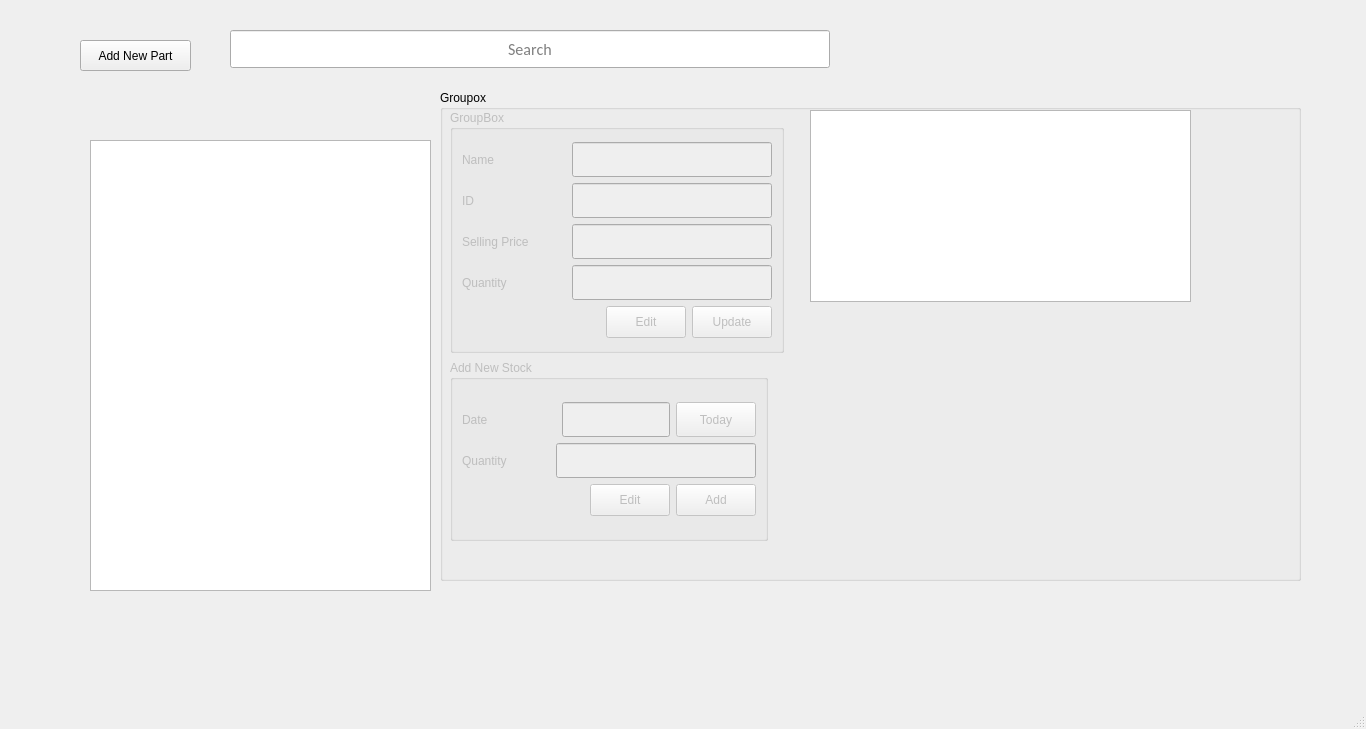
RajivSah/Project, file partstore.ui: the form before one commit.
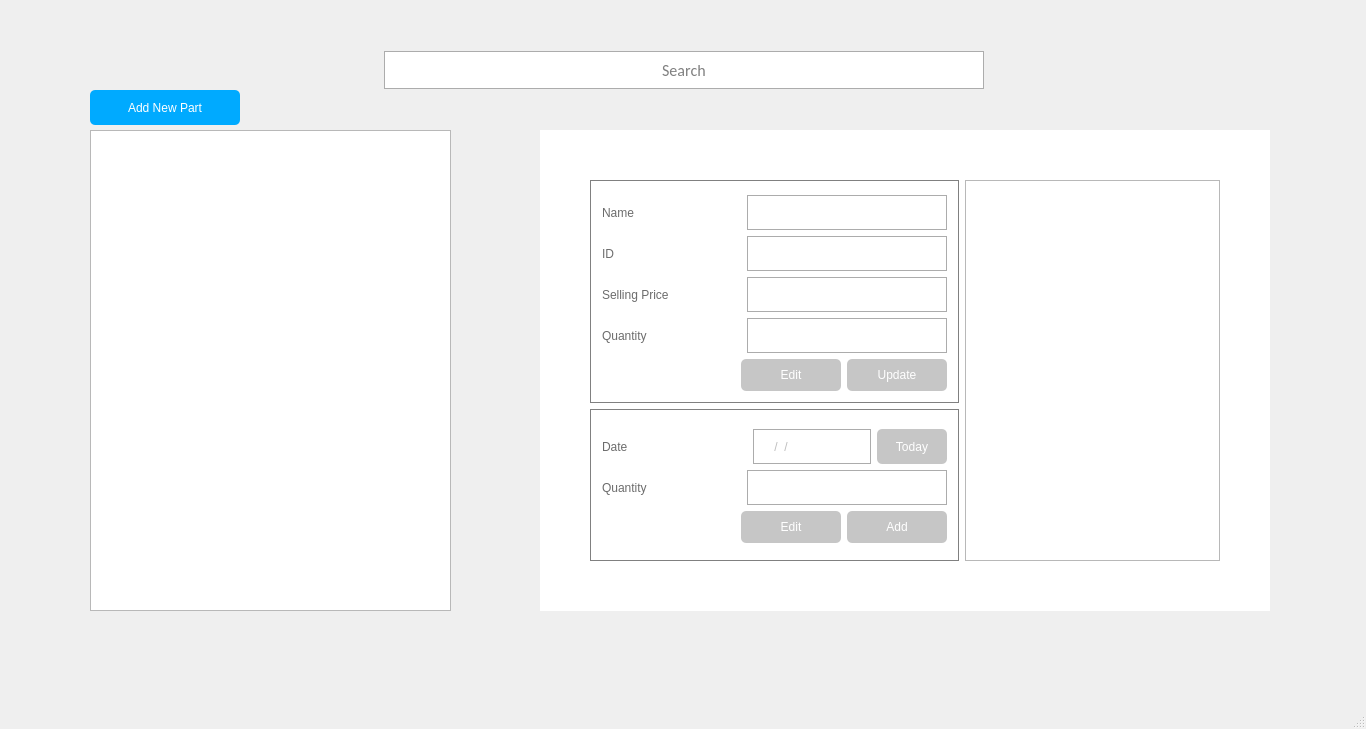
The form after the commit.

Commit message: completed partstore and partstock

Patch:
```diff
--- a/partstore.ui
+++ b/partstore.ui
@@ -13,217 +13,98 @@
   <property name="windowTitle">
    <string>MainWindow</string>
   </property>
+  <property name="styleSheet">
+   <string notr="true">#centralwidget {
+font: 75 14pt &quot;Calibri&quot;;
+    
+}
+QGroupBox
+{
+ background-color: rgb(255, 255, 255);
+ 
+}
+QLabel
+{
+ font: 75 italic 14pt &quot;Calibri&quot;;
+color: rgb(108, 108, 108);
+padding-bottom: 0;
+
+}
+QLineEdit
+{
+font: 12pt &quot;Calibri&quot;;
+border: 1px solid;
+border-color: rgb(172, 172, 172);
+padding: 5px;
+
+}
+QLineEdit:focus
+{
+border-color:rgb(85, 170, 255);
+border-width:1px;
+border-style:solid;
+}
+
+</string>
+  </property>
   <widget class="QWidget" name="centralwidget">
    <widget class="QGroupBox" name="groupBox_2">
     <property name="geometry">
      <rect>
-      <x>440</x>
-      <y>90</y>
-      <width>861</width>
-      <height>491</height>
+      <x>540</x>
+      <y>130</y>
+      <width>730</width>
+      <height>481</height>
      </rect>
     </property>
+    <property name="styleSheet">
+     <string notr="true">QGroupBox#groupBox_2
+{
+border:none;
+padding: 41;
+}</string>
+    </property>
     <property name="title">
-     <string>Groupox</string>
+     <string/>
     </property>
     <widget class="QTableView" name="tableView_Detail">
      <property name="geometry">
       <rect>
-       <x>370</x>
-       <y>20</y>
-       <width>381</width>
-       <height>192</height>
+       <x>425</x>
+       <y>50</y>
+       <width>255</width>
+       <height>381</height>
       </rect>
      </property>
     </widget>
-    <widget class="QGroupBox" name="groupBox">
-     <property name="enabled">
-      <bool>false</bool>
-     </property>
+    <widget class="QWidget" name="">
      <property name="geometry">
       <rect>
-       <x>10</x>
-       <y>270</y>
-       <width>318</width>
-       <height>181</height>
+       <x>50</x>
+       <y>50</y>
+       <width>369</width>
+       <height>381</height>
       </rect>
      </property>
-     <property name="title">
-      <string>Add New Stock </string>
-     </property>
-     <layout class="QGridLayout" name="gridLayout_2">
-      <item row="0" column="0">
-       <layout class="QVBoxLayout" name="verticalLayout">
+     <layout class="QVBoxLayout" name="verticalLayout_3">
         <item>
-         <layout class="QHBoxLayout" name="horizontalLayout_5">
-          <item>
-           <widget class="QLabel" name="label_5">
-            <property name="text">
-             <string>Date</string>
-            </property>
-           </widget>
-          </item>
-          <item>
-           <spacer name="horizontalSpacer_5">
-            <property name="orientation">
-             <enum>Qt::Horizontal</enum>
-            </property>
-            <property name="sizeHint" stdset="0">
-             <size>
-              <width>40</width>
-              <height>20</height>
-             </size>
-            </property>
-           </spacer>
-          </item>
-          <item>
-           <widget class="QLineEdit" name="lineEdit_date">
-            <property name="enabled">
-             <bool>false</bool>
-            </property>
-            <property name="minimumSize">
-             <size>
-              <width>0</width>
-              <height>35</height>
-             </size>
-            </property>
-           </widget>
-          </item>
-          <item>
-           <widget class="QPushButton" name="pushButton_2">
-            <property name="enabled">
-             <bool>false</bool>
-            </property>
-            <property name="minimumSize">
-             <size>
-              <width>0</width>
-              <height>35</height>
-             </size>
-            </property>
-            <property name="sizeIncrement">
-             <size>
-              <width>0</width>
-              <height>35</height>
-             </size>
-            </property>
-            <property name="text">
-             <string>Today</string>
-            </property>
-           </widget>
-          </item>
-         </layout>
-        </item>
-        <item>
-         <layout class="QHBoxLayout" name="horizontalLayout_6">
-          <item>
-           <widget class="QLabel" name="label_6">
-            <property name="text">
-             <string>Quantity</string>
-            </property>
-           </widget>
-          </item>
-          <item>
-           <spacer name="horizontalSpacer_6">
-            <property name="orientation">
-             <enum>Qt::Horizontal</enum>
-            </property>
-            <property name="sizeHint" stdset="0">
-             <size>
-              <width>40</width>
-              <height>20</height>
-             </size>
-            </property>
-           </spacer>
-          </item>
-          <item>
-           <widget class="QLineEdit" name="lineEdit_newQuantity">
-            <property name="enabled">
-             <bool>false</bool>
-            </property>
-            <property name="minimumSize">
-             <size>
-              <width>200</width>
-              <height>35</height>
-             </size>
-            </property>
-           </widget>
-          </item>
-         </layout>
-        </item>
-        <item>
-         <layout class="QHBoxLayout" name="horizontalLayout_7">
-          <item>
-           <spacer name="horizontalSpacer_7">
-            <property name="orientation">
-             <enum>Qt::Horizontal</enum>
-            </property>
-            <property name="sizeHint" stdset="0">
-             <size>
-              <width>40</width>
-              <height>20</height>
-             </size>
-            </property>
-           </spacer>
-          </item>
-          <item>
-           <widget class="QPushButton" name="pushButton_newEdit">
-            <property name="enabled">
-             <bool>false</bool>
-            </property>
-            <property name="minimumSize">
-             <size>
-              <width>0</width>
-              <height>32</height>
-             </size>
-            </property>
-            <property name="text">
-             <string>Edit</string>
-            </property>
-           </widget>
-          </item>
-          <item>
-           <widget class="QPushButton" name="pushButton_add">
-            <property name="enabled">
-             <bool>false</bool>
-            </property>
-            <property name="minimumSize">
-             <size>
-              <width>0</width>
-              <height>32</height>
-             </size>
-            </property>
-            <property name="text">
-             <string>Add</string>
-            </property>
-           </widget>
-          </item>
-         </layout>
-        </item>
-       </layout>
-      </item>
-     </layout>
-    </widget>
     <widget class="QGroupBox" name="groupBox_partStore">
      <property name="enabled">
       <bool>false</bool>
      </property>
-     <property name="geometry">
-      <rect>
-       <x>10</x>
-       <y>20</y>
-       <width>334</width>
-       <height>243</height>
-      </rect>
+        <property name="styleSheet">
+         <string notr="true">QGroupBox
+{
+border:1px solid gray;
+}</string>
      </property>
      <property name="title">
-      <string>GroupBox</string>
-     </property>
-     <layout class="QGridLayout" name="gridLayout_3">
-      <item row="0" column="0">
-       <layout class="QVBoxLayout" name="verticalLayout_2">
-        <item>
+         <string/>
+        </property>
          <layout class="QGridLayout" name="gridLayout">
           <item row="0" column="0">
+          <layout class="QVBoxLayout" name="verticalLayout_2">
+           <item>
            <layout class="QHBoxLayout" name="horizontalLayout">
             <item>
              <widget class="QLabel" name="label">
@@ -260,7 +141,7 @@
             </item>
            </layout>
           </item>
-          <item row="1" column="0">
+           <item>
            <layout class="QHBoxLayout" name="horizontalLayout_2">
             <item>
              <widget class="QLabel" name="label_2">
@@ -297,7 +178,7 @@
             </item>
            </layout>
           </item>
-          <item row="2" column="0">
+           <item>
            <layout class="QHBoxLayout" name="horizontalLayout_3">
             <item>
              <widget class="QLabel" name="label_3">
@@ -334,7 +215,7 @@
             </item>
            </layout>
           </item>
-          <item row="3" column="0">
+           <item>
            <layout class="QHBoxLayout" name="horizontalLayout_4">
             <item>
              <widget class="QLabel" name="label_4">
@@ -371,8 +252,6 @@
             </item>
            </layout>
           </item>
-         </layout>
-        </item>
         <item>
          <layout class="QHBoxLayout" name="horizontalLayout_8">
           <item>
@@ -395,10 +274,32 @@
             </property>
             <property name="minimumSize">
              <size>
-              <width>0</width>
+                 <width>100</width>
               <height>32</height>
              </size>
             </property>
+               <property name="styleSheet">
+                <string notr="true">QPushButton:hover
+{
+ 
+	background-color: rgb(75, 150, 0);
+
+}
+QPushButton:disabled {
+	
+	background-color: rgb(198, 198, 198);
+}
+QPushButton 
+{
+     font: 75  14pt &quot;Calibri&quot;;
+	 
+	background-color: rgb(94, 189, 0);
+	
+	color: rgb(255, 255, 255);
+
+	border-radius: 5px;
+}</string>
+               </property>
             <property name="text">
              <string>Edit</string>
             </property>
@@ -411,10 +312,30 @@
             </property>
             <property name="minimumSize">
              <size>
-              <width>0</width>
+                 <width>100</width>
               <height>32</height>
              </size>
             </property>
+               <property name="styleSheet">
+                <string notr="true">QPushButton:hover
+{
+background-color: rgb(0, 85, 255);
+
+}
+QPushButton:disabled {
+	
+	background-color: rgb(198, 198, 198);
+}
+QPushButton 
+{
+     font: 75  14pt &quot;Calibri&quot;;
+	background-color: rgb(0, 170, 255);
+	
+	color: rgb(255, 255, 255);
+
+	border-radius: 5px;
+}</string>
+               </property>
             <property name="text">
              <string>Update</string>
             </property>
@@ -426,19 +347,328 @@
       </item>
      </layout>
     </widget>
-   </widget>
+      </item>
+      <item>
+       <widget class="QGroupBox" name="groupBox">
+        <property name="enabled">
+         <bool>false</bool>
+        </property>
+        <property name="styleSheet">
+         <string notr="true">QGroupBox
+{
+border:1px solid gray;
+}</string>
+        </property>
+        <property name="title">
+         <string/>
+        </property>
+        <layout class="QGridLayout" name="gridLayout_2">
+         <item row="0" column="0">
+          <layout class="QVBoxLayout" name="verticalLayout">
+           <item>
+            <layout class="QHBoxLayout" name="horizontalLayout_5">
+             <item>
+              <widget class="QLabel" name="label_5">
+               <property name="text">
+                <string>Date</string>
+               </property>
+              </widget>
+             </item>
+             <item>
+              <spacer name="horizontalSpacer_5">
+               <property name="orientation">
+                <enum>Qt::Horizontal</enum>
+               </property>
+               <property name="sizeHint" stdset="0">
+                <size>
+                 <width>40</width>
+                 <height>20</height>
+                </size>
+               </property>
+              </spacer>
+             </item>
+             <item>
+              <widget class="QLineEdit" name="lineEdit_date">
+               <property name="enabled">
+                <bool>false</bool>
+               </property>
+               <property name="minimumSize">
+                <size>
+                 <width>50</width>
+                 <height>35</height>
+                </size>
+               </property>
+               <property name="maximumSize">
+                <size>
+                 <width>125</width>
+                 <height>16777215</height>
+                </size>
+               </property>
+               <property name="inputMask">
+                <string>9999/99/99</string>
+               </property>
+              </widget>
+             </item>
+             <item>
+              <widget class="QPushButton" name="pushButton_2">
+               <property name="enabled">
+                <bool>false</bool>
+               </property>
+               <property name="minimumSize">
+                <size>
+                 <width>70</width>
+                 <height>35</height>
+                </size>
+               </property>
+               <property name="sizeIncrement">
+                <size>
+                 <width>0</width>
+                 <height>35</height>
+                </size>
+               </property>
+               <property name="styleSheet">
+                <string notr="true">QPushButton:hover
+{
+ 
+	background-color: rgb(75, 150, 0);
+
+}
+QPushButton:disabled {
+	
+	background-color: rgb(198, 198, 198);
+}
+QPushButton 
+{
+     font: 75  14pt &quot;Calibri&quot;;
+	 
+	background-color: rgb(94, 189, 0);
+	
+	color: rgb(255, 255, 255);
+
+	border-radius: 5px;
+}</string>
+               </property>
+               <property name="text">
+                <string>Today</string>
+               </property>
+              </widget>
+             </item>
+            </layout>
+           </item>
+           <item>
+            <layout class="QHBoxLayout" name="horizontalLayout_6">
+             <item>
+              <widget class="QLabel" name="label_6">
+               <property name="text">
+                <string>Quantity</string>
+               </property>
+              </widget>
+             </item>
+             <item>
+              <spacer name="horizontalSpacer_6">
+               <property name="orientation">
+                <enum>Qt::Horizontal</enum>
+               </property>
+               <property name="sizeHint" stdset="0">
+                <size>
+                 <width>40</width>
+                 <height>20</height>
+                </size>
+               </property>
+              </spacer>
+             </item>
+             <item>
+              <widget class="QLineEdit" name="lineEdit_newQuantity">
+               <property name="enabled">
+                <bool>false</bool>
+               </property>
+               <property name="minimumSize">
+                <size>
+                 <width>200</width>
+                 <height>35</height>
+                </size>
+               </property>
+              </widget>
+             </item>
+            </layout>
+           </item>
+           <item>
+            <layout class="QHBoxLayout" name="horizontalLayout_7">
+             <item>
+              <spacer name="horizontalSpacer_7">
+               <property name="orientation">
+                <enum>Qt::Horizontal</enum>
+               </property>
+               <property name="sizeHint" stdset="0">
+                <size>
+                 <width>40</width>
+                 <height>20</height>
+                </size>
+               </property>
+              </spacer>
+             </item>
+             <item>
+              <widget class="QPushButton" name="pushButton_newEdit">
+               <property name="enabled">
+                <bool>false</bool>
+               </property>
+               <property name="minimumSize">
+                <size>
+                 <width>100</width>
+                 <height>32</height>
+                </size>
+               </property>
+               <property name="styleSheet">
+                <string notr="true">QPushButton:hover
+{
+ 
+	background-color: rgb(75, 150, 0);
+
+}
+QPushButton:disabled {
+	
+	background-color: rgb(198, 198, 198);
+}
+QPushButton 
+{
+     font: 75  14pt &quot;Calibri&quot;;
+	 
+	background-color: rgb(94, 189, 0);
+	
+	color: rgb(255, 255, 255);
+
+	border-radius: 5px;
+}</string>
+               </property>
+               <property name="text">
+                <string>Edit</string>
+               </property>
+              </widget>
+             </item>
+             <item>
+              <widget class="QPushButton" name="pushButton_add">
+               <property name="enabled">
+                <bool>false</bool>
+               </property>
+               <property name="minimumSize">
+                <size>
+                 <width>100</width>
+                 <height>32</height>
+                </size>
+               </property>
+               <property name="styleSheet">
+                <string notr="true">QPushButton:hover
+{
+background-color: rgb(0, 85, 255);
+
+}
+QPushButton:disabled {
+	
+	background-color: rgb(198, 198, 198);
+}
+QPushButton 
+{
+     font: 75  14pt &quot;Calibri&quot;;
+	background-color: rgb(0, 170, 255);
+	
+	color: rgb(255, 255, 255);
+
+	border-radius: 5px;
+}</string>
+               </property>
+               <property name="text">
+                <string>Add</string>
+               </property>
+              </widget>
+             </item>
+            </layout>
+           </item>
+          </layout>
+         </item>
+        </layout>
+       </widget>
+      </item>
+     </layout>
+    </widget>
+   </widget>
+   <widget class="QPushButton" name="pushButton">
+    <property name="geometry">
+     <rect>
+      <x>90</x>
+      <y>90</y>
+      <width>150</width>
+      <height>35</height>
+     </rect>
+    </property>
+    <property name="minimumSize">
+     <size>
+      <width>150</width>
+      <height>32</height>
+     </size>
+    </property>
+    <property name="styleSheet">
+     <string notr="true">QPushButton:hover
+{
+background-color: rgb(0, 85, 255);
+
+}
+
+QPushButton 
+{
+     font: 75  14pt &quot;Calibri&quot;;
+	background-color: rgb(0, 170, 255);
+	
+	color: rgb(255, 255, 255);
+
+	border-radius: 5px;
+}</string>
+    </property>
+    <property name="text">
+     <string>Add New Part</string>
+    </property>
+   </widget>
+   <widget class="QTableView" name="tableView">
+    <property name="geometry">
+     <rect>
+      <x>90</x>
+      <y>130</y>
+      <width>361</width>
+      <height>481</height>
+     </rect>
+    </property>
+    <property name="styleSheet">
+     <string notr="true"> 
+alternate-background-color: rgb(240, 240, 240)</string>
+    </property>
+   </widget>
+   <widget class="QWidget" name="layoutWidget">
+    <property name="geometry">
+     <rect>
+      <x>3</x>
+      <y>50</y>
+      <width>1361</width>
+      <height>40</height>
+     </rect>
+    </property>
+    <layout class="QHBoxLayout" name="horizontalLayout_9">
+     <item>
+      <spacer name="horizontalSpacer_9">
+       <property name="orientation">
+        <enum>Qt::Horizontal</enum>
+       </property>
+       <property name="sizeHint" stdset="0">
+        <size>
+         <width>40</width>
+         <height>20</height>
+        </size>
+       </property>
+      </spacer>
+     </item>
+     <item>
    <widget class="QLineEdit" name="searchButton">
     <property name="enabled">
      <bool>true</bool>
     </property>
-    <property name="geometry">
-     <rect>
-      <x>230</x>
-      <y>30</y>
-      <width>600</width>
-      <height>38</height>
-     </rect>
-    </property>
     <property name="minimumSize">
      <size>
       <width>600</width>
@@ -482,28 +712,21 @@
      <bool>false</bool>
     </property>
    </widget>
-   <widget class="QPushButton" name="pushButton">
-    <property name="geometry">
-     <rect>
-      <x>80</x>
-      <y>40</y>
-      <width>111</width>
-      <height>31</height>
-     </rect>
-    </property>
-    <property name="text">
-     <string>Add New Part</string>
-    </property>
-   </widget>
-   <widget class="QTableView" name="tableView">
-    <property name="geometry">
-     <rect>
-      <x>90</x>
-      <y>140</y>
-      <width>341</width>
-      <height>451</height>
-     </rect>
-    </property>
+     </item>
+     <item>
+      <spacer name="horizontalSpacer_10">
+       <property name="orientation">
+        <enum>Qt::Horizontal</enum>
+       </property>
+       <property name="sizeHint" stdset="0">
+        <size>
+         <width>40</width>
+         <height>20</height>
+        </size>
+       </property>
+      </spacer>
+     </item>
+    </layout>
    </widget>
   </widget>
   <widget class="QMenuBar" name="menubar">
```
Lines whose indentation alone changed are shown as unchanged. The commit also changes 8 other files.
